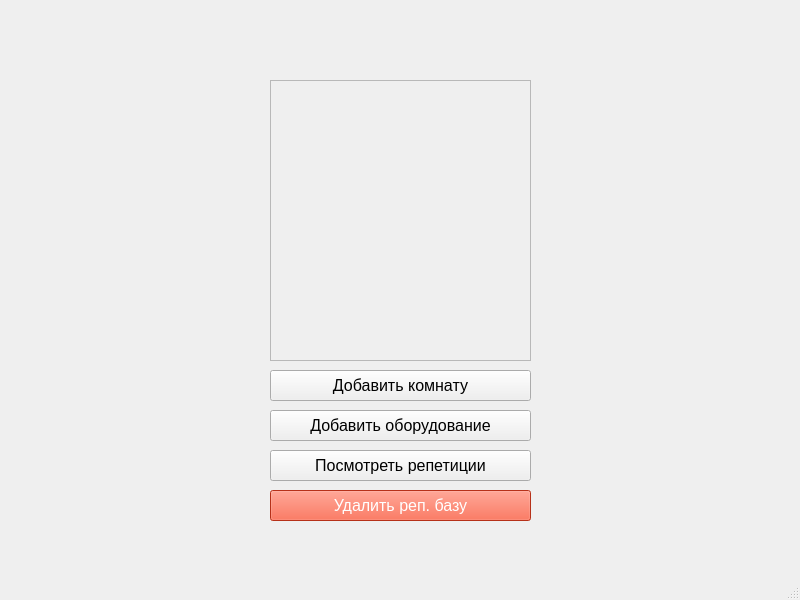
Qt form src/app/base_info.ui (aavortep/db_course) before a commit.
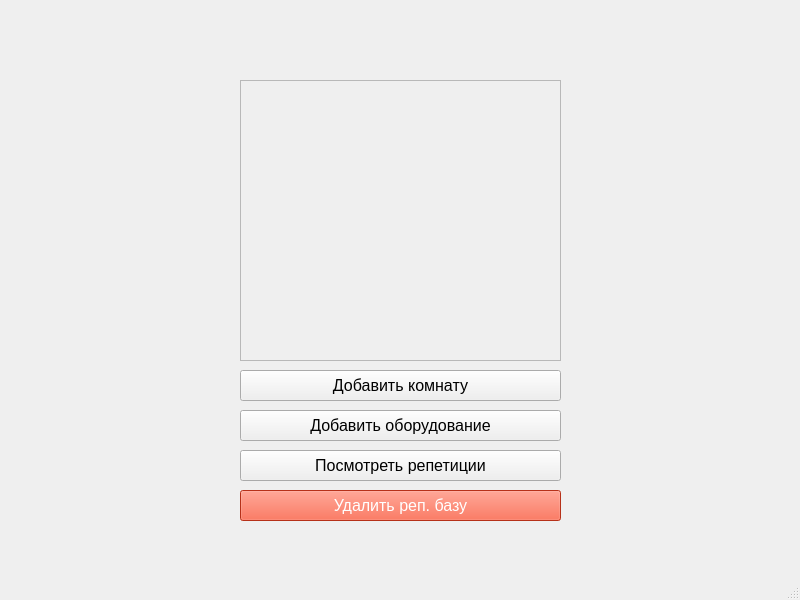
The same form after that commit.

```diff
--- a/src/app/base_info.ui
+++ b/src/app/base_info.ui
@@ -17,9 +17,9 @@
    <widget class="QPushButton" name="show_button">
     <property name="geometry">
      <rect>
-      <x>270</x>
+      <x>240</x>
       <y>450</y>
-      <width>261</width>
+      <width>321</width>
       <height>31</height>
      </rect>
     </property>
@@ -38,9 +38,9 @@
    <widget class="QScrollArea" name="base_scroll">
     <property name="geometry">
      <rect>
-      <x>270</x>
+      <x>240</x>
       <y>80</y>
-      <width>261</width>
+      <width>321</width>
       <height>281</height>
      </rect>
     </property>
@@ -52,7 +52,7 @@
       <rect>
        <x>0</x>
        <y>0</y>
-       <width>259</width>
+       <width>319</width>
        <height>279</height>
       </rect>
      </property>
@@ -61,9 +61,9 @@
    <widget class="QPushButton" name="del_button">
     <property name="geometry">
      <rect>
-      <x>270</x>
+      <x>240</x>
       <y>490</y>
-      <width>261</width>
+      <width>321</width>
       <height>31</height>
      </rect>
     </property>
@@ -83,9 +83,9 @@
    <widget class="QPushButton" name="add_room_button">
     <property name="geometry">
      <rect>
-      <x>270</x>
+      <x>240</x>
       <y>370</y>
-      <width>261</width>
+      <width>321</width>
       <height>31</height>
      </rect>
     </property>
@@ -104,9 +104,9 @@
    <widget class="QPushButton" name="add_equip_button">
     <property name="geometry">
      <rect>
-      <x>270</x>
+      <x>240</x>
       <y>410</y>
-      <width>261</width>
+      <width>321</width>
       <height>31</height>
      </rect>
     </property>
```
